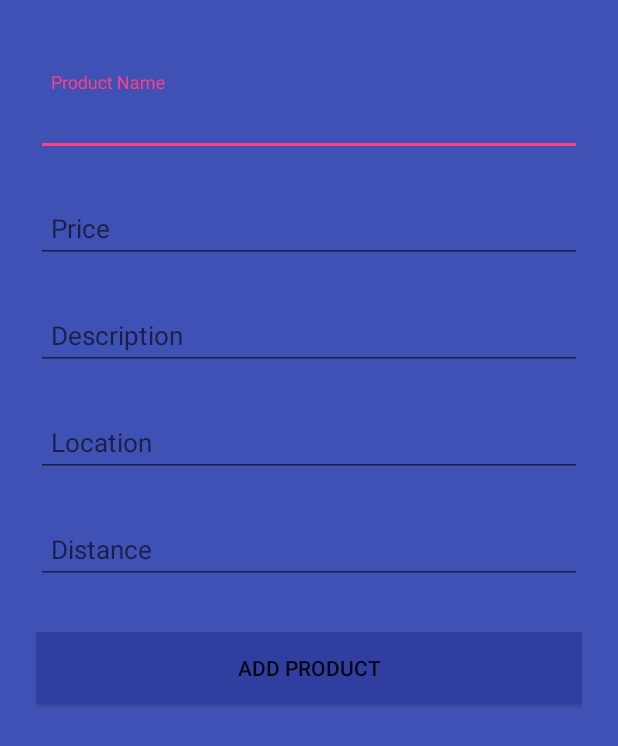
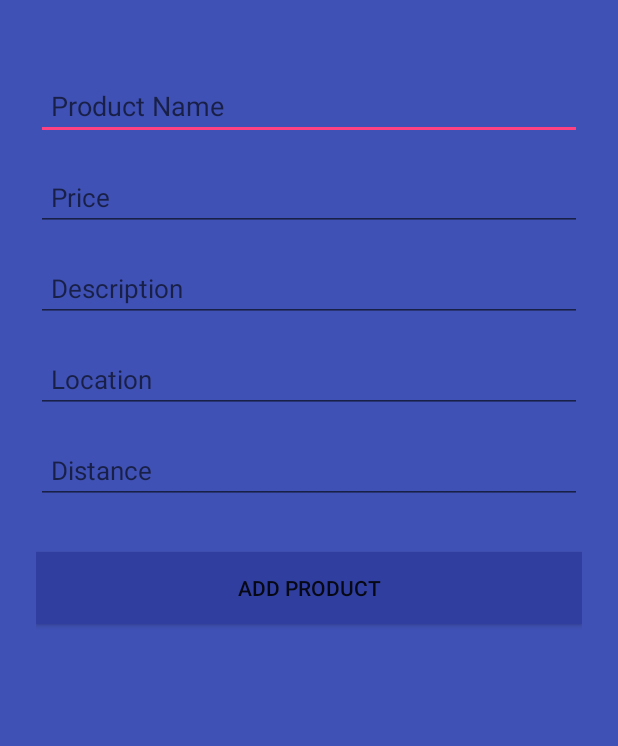
Before and after one commit to fernandesdale96/BuyIt, an Android app: the AddProduct screen opened directly, with no data from a screen before it, on a phone screen of 412 x 824 dp. Shown: the top 746 px of the screen. Run offline under Robolectric (Android 15) with nearby library versions, the phone set to English and light mode, and no system bars.

Commit message:
Fixed layout

```diff
--- a/app/src/main/res/layout/activity_login.xml
+++ b/app/src/main/res/layout/activity_login.xml
@@ -22,34 +22,30 @@
             android:src="@drawable/ic_icon" />
 
         <!-- Email Label -->
-        <android.support.design.widget.TextInputLayout
-            android:layout_width="match_parent"
-            android:layout_height="wrap_content"
-            android:layout_marginBottom="4dp"
-            android:layout_marginTop="4dp">
+
 
             <EditText
                 android:id="@+id/input_email"
+                android:layout_marginBottom="4dp"
+                android:layout_marginTop="4dp"
                 android:layout_width="match_parent"
                 android:layout_height="wrap_content"
                 android:hint="Email"
                 android:inputType="textEmailAddress" />
-        </android.support.design.widget.TextInputLayout>
+
 
         <!-- Password Label -->
-        <android.support.design.widget.TextInputLayout
-            android:layout_width="match_parent"
-            android:layout_height="wrap_content"
-            android:layout_marginBottom="4dp"
-            android:layout_marginTop="4dp">
+
 
             <EditText
                 android:id="@+id/input_password"
                 android:layout_width="match_parent"
                 android:layout_height="wrap_content"
+                android:layout_marginBottom="4dp"
+                android:layout_marginTop="4dp"
                 android:hint="Password"
                 android:inputType="textPassword" />
-        </android.support.design.widget.TextInputLayout>
+
 
         <android.support.v7.widget.AppCompatButton
             android:id="@+id/btn_login"
--- a/app/src/main/res/layout/add_product.xml
+++ b/app/src/main/res/layout/add_product.xml
@@ -15,13 +15,11 @@
 
 
         <!-- Input Name -->
-        <android.support.design.widget.TextInputLayout
-            android:layout_width="match_parent"
-            android:layout_height="wrap_content"
-            android:layout_marginBottom="8dp"
-            android:layout_marginTop="8dp">
+
 
             <EditText
+                android:layout_marginBottom="8dp"
+                android:layout_marginTop="8dp"
                 android:id="@+id/inputName"
                 android:layout_width="fill_parent"
                 android:layout_height="wrap_content"
@@ -30,18 +28,16 @@
                 android:paddingTop="10dip"
                 android:hint="Product Name"
                 android:inputType="textCapWords"/>
-        </android.support.design.widget.TextInputLayout>
+
 
 
         <!-- Input Price -->
 
-        <android.support.design.widget.TextInputLayout
-            android:layout_width="match_parent"
-            android:layout_height="wrap_content"
-            android:layout_marginBottom="8dp"
-            android:layout_marginTop="8dp">
+
 
             <EditText
+                android:layout_marginBottom="8dp"
+                android:layout_marginTop="8dp"
                 android:id="@+id/inputPrice"
                 android:layout_width="fill_parent"
                 android:layout_height="wrap_content"
@@ -51,17 +47,15 @@
                 android:hint="Price"
                 android:textSize="17dip"
                 android:inputType="numberDecimal"/>
-        </android.support.design.widget.TextInputLayout>
+
 
 
         <!-- Input description -->
-        <android.support.design.widget.TextInputLayout
-            android:layout_width="match_parent"
-            android:layout_height="wrap_content"
-            android:layout_marginBottom="8dp"
-            android:layout_marginTop="8dp">
+
 
             <EditText
+                android:layout_marginBottom="8dp"
+                android:layout_marginTop="8dp"
                 android:id="@+id/inputDesc"
                 android:layout_width="fill_parent"
                 android:layout_height="wrap_content"
@@ -72,16 +66,14 @@
                 android:hint="Description"
                 android:textSize="17dip"
                 android:inputType="text"/>
-        </android.support.design.widget.TextInputLayout>
 
 
-        <android.support.design.widget.TextInputLayout
-            android:layout_width="match_parent"
-            android:layout_height="wrap_content"
-            android:layout_marginBottom="8dp"
-            android:layout_marginTop="8dp">
+
+
 
             <EditText
+                android:layout_marginBottom="8dp"
+                android:layout_marginTop="8dp"
                 android:id="@+id/inputLocation"
                 android:layout_width="fill_parent"
                 android:layout_height="wrap_content"
@@ -91,16 +83,14 @@
                 android:hint="Location"
                 android:textSize="17dip"
                 android:inputType="text"/>
-        </android.support.design.widget.TextInputLayout>
 
 
-        <android.support.design.widget.TextInputLayout
-            android:layout_width="match_parent"
-            android:layout_height="wrap_content"
-            android:layout_marginBottom="8dp"
-            android:layout_marginTop="8dp">
+
+
 
             <EditText
+                android:layout_marginBottom="8dp"
+                android:layout_marginTop="8dp"
                 android:id="@+id/inputDistance"
                 android:layout_width="fill_parent"
                 android:layout_height="wrap_content"
@@ -110,7 +100,7 @@
                 android:hint="Distance"
                 android:textSize="17dip"
                 android:inputType="numberDecimal"/>
-        </android.support.design.widget.TextInputLayout>
+
 
         <!-- Button Create Product -->
 
```
